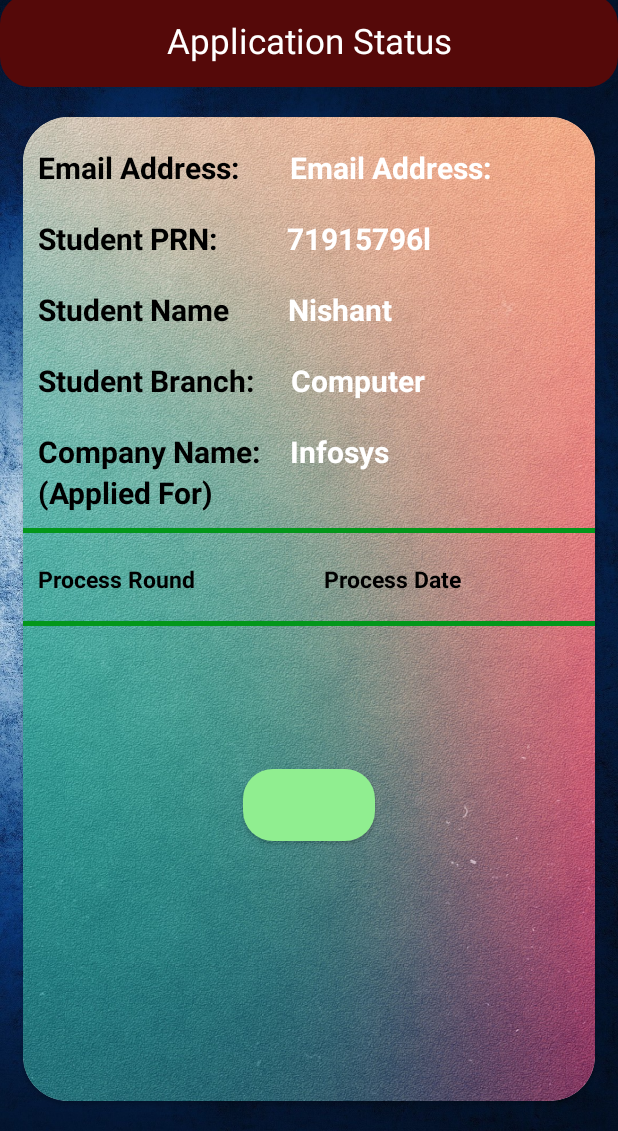
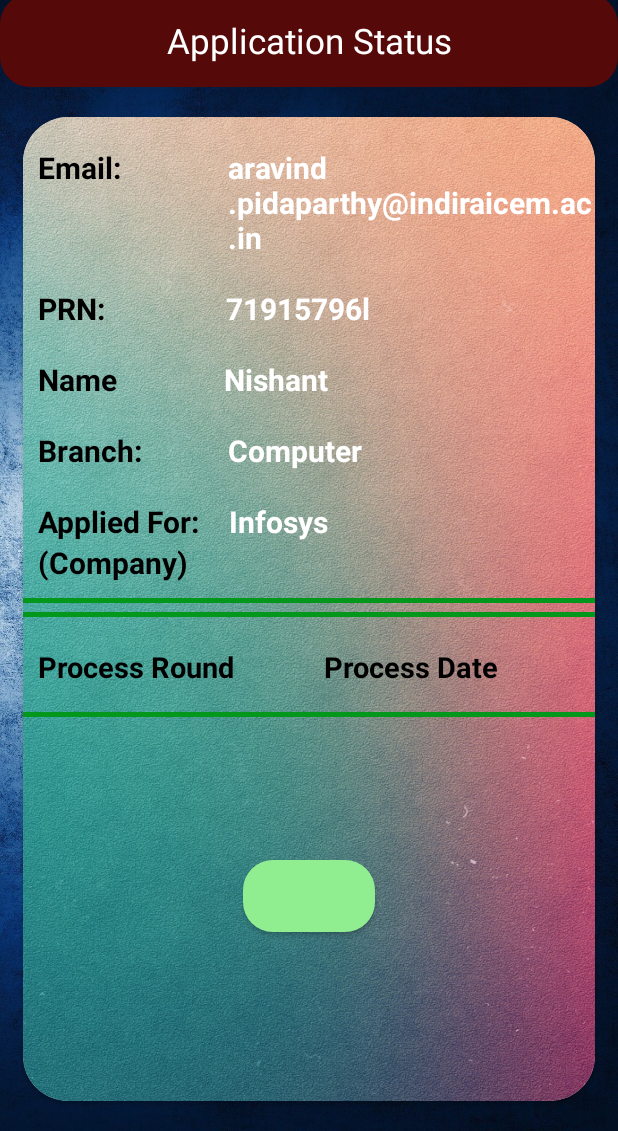
Before and after one commit to nishantduttm/Placement-APP, an Android app: the StudentStatus screen opened directly, with no data from a screen before it, on a phone screen of 412 x 824 dp, the part 105-1236 px from its top. Run offline under Robolectric (Android 15) with nearby library versions, the phone set to English and light mode, and no system bars; Roboto replaces fonts that are not available here; 1 statement that could not run was skipped.

Commit message:
made some changes

```diff
--- a/app/src/main/java/com/example/placementapp/activities/CompanyPopUpActivity.java
+++ b/app/src/main/java/com/example/placementapp/activities/CompanyPopUpActivity.java
@@ -83,7 +83,9 @@
 
         if(userType.equals(Constants.UserTypes.ADMIN))
         {
-            finish();
+            Intent intent = new Intent(view.getContext(), ViewStudentsList.class);
+            intent.putExtra("companyID", notification.getTime());
+            view.getContext().startActivity(intent);
         }
         else
         {
--- a/app/src/main/java/com/example/placementapp/activities/DashboardActivity.java
+++ b/app/src/main/java/com/example/placementapp/activities/DashboardActivity.java
@@ -55,13 +55,14 @@
             switch (navigationViewEnum) {
                 case ADMIN:
                     navigationView.getMenu().removeGroup(R.id.student_group);
+                    startTransactionFragment(new ViewNotificationList());
                     break;
 
                 case STUDENT:
                     navigationView.getMenu().removeGroup(R.id.admin_group);
+                    startTransactionFragment(new PlacementDashboardFragment());
                     break;
             }
-            startTransactionFragment(new PlacementDashboardFragment());
         }
 
         @Override
--- a/app/src/main/java/com/example/placementapp/admin/activities/StudentStatus.java
+++ b/app/src/main/java/com/example/placementapp/admin/activities/StudentStatus.java
@@ -14,6 +14,7 @@
 import com.example.placementapp.Adapters.RecyclerViewAdapterProcessRound;
 import com.example.placementapp.R;
 import com.example.placementapp.activities.CompanyPopUpActivity;
+import com.example.placementapp.admin.fragments.ViewStudentsList;
 import com.example.placementapp.constants.Constants;
 import com.example.placementapp.helper.SharedPrefHelper;
 import com.example.placementapp.pojo.ApplicationForm;
@@ -61,7 +62,7 @@
                 appplicationStatusButton.setOnClickListener(new View.OnClickListener() {
                     @Override
                     public void onClick(View v) {
-                        Intent intent = new Intent(v.getContext(), CompanyPopUpActivity.class);
+                        Intent intent = new Intent(v.getContext(), ViewStudentsList.class);
                         v.getContext().startActivity(intent);
                     }
                 });
--- a/app/src/main/res/layout/activity_student_status.xml
+++ b/app/src/main/res/layout/activity_student_status.xml
@@ -51,7 +51,7 @@
                         android:layout_height="wrap_content"
                         android:layout_marginLeft="10dp"
                         android:layout_marginTop="20dp"
-                        android:text="Email Address: "
+                        android:text="Email:           "
                         android:textColor="#000000"
                         android:textSize="20sp"
                         android:textStyle="bold" />
@@ -60,9 +60,9 @@
                         android:id="@+id/student_email_address"
                         android:layout_width="wrap_content"
                         android:layout_height="wrap_content"
-                        android:layout_marginLeft="29dp"
+                        android:layout_marginLeft="20dp"
                         android:layout_marginTop="20dp"
-                        android:text="Email Address:"
+                        android:text="aravind.pidaparthy@indiraicem.ac.in"
                         android:textColor="#ffffff"
                         android:textSize="20sp"
                         android:textStyle="bold" />
@@ -79,7 +79,7 @@
                         android:layout_height="wrap_content"
                         android:layout_marginLeft="10dp"
                         android:layout_marginTop="20dp"
-                        android:text="Student PRN: "
+                        android:text="PRN:             "
                         android:textColor="#000000"
                         android:textSize="20sp"
                         android:textStyle="bold" />
@@ -88,7 +88,7 @@
                         android:id="@+id/student_prn"
                         android:layout_width="wrap_content"
                         android:layout_height="wrap_content"
-                        android:layout_marginLeft="42dp"
+                        android:layout_marginLeft="20dp"
                         android:layout_marginTop="20dp"
                         android:text="71915796l"
                         android:textColor="#ffffff"
@@ -107,7 +107,7 @@
                         android:layout_height="wrap_content"
                         android:layout_marginLeft="10dp"
                         android:layout_marginTop="20dp"
-                        android:text="Student Name"
+                        android:text="Name           "
                         android:textColor="#000000"
                         android:textSize="20sp"
                         android:textStyle="bold" />
@@ -116,9 +116,9 @@
                         android:id="@+id/student_name"
                         android:layout_width="wrap_content"
                         android:layout_height="wrap_content"
-                        android:layout_marginLeft="39dp"
                         android:layout_marginTop="20dp"
                         android:text="Nishant"
+                        android:layout_marginLeft="20dp"
                         android:textColor="#ffffff"
                         android:textSize="20sp"
                         android:textStyle="bold" />
@@ -135,7 +135,7 @@
                         android:layout_height="wrap_content"
                         android:layout_marginLeft="10dp"
                         android:layout_marginTop="20dp"
-                        android:text="Student Branch: "
+                        android:text="Branch:        "
                         android:textColor="#000000"
                         android:textSize="20sp"
                         android:textStyle="bold" />
@@ -149,7 +149,7 @@
                         android:text="Computer"
                         android:textColor="#ffffff"
                         android:textSize="20sp"
-                        android:textStyle="bold" />
+                        android:textStyle="bold"/>
                 </LinearLayout>
 
                 <LinearLayout
@@ -168,7 +168,7 @@
                             android:layout_height="wrap_content"
                             android:layout_marginLeft="10dp"
                             android:layout_marginTop="20dp"
-                            android:text="Company Name:"
+                            android:text="Applied For:"
                             android:textColor="#000000"
                             android:textSize="20sp"
                             android:textStyle="bold" />
@@ -178,7 +178,7 @@
                             android:layout_width="match_parent"
                             android:layout_height="wrap_content"
                             android:layout_marginLeft="10dp"
-                            android:text="(Applied For)"
+                            android:text="(Company)"
                             android:textColor="#000000"
                             android:textSize="20sp"
                             android:textStyle="bold" />
@@ -210,6 +210,14 @@
                         android:layout_centerHorizontal="true"
                         android:layout_marginTop="10dp"
                         android:background="#03971B" />
+                    <View
+                        android:id="@+id/line3"
+                        android:layout_width="match_parent"
+                        android:layout_height="3dp"
+                        android:layout_below="@id/linearlayout"
+                        android:layout_centerHorizontal="true"
+                        android:layout_marginTop="6dp"
+                        android:background="#03971B" />
 
                     <LinearLayout
                         android:layout_width="match_parent"
@@ -224,7 +232,7 @@
                             android:layout_marginTop="20dp"
                             android:text="Process Round"
                             android:textColor="#000000"
-                            android:textSize="15sp"
+                            android:textSize="19sp"
                             android:textStyle="bold"
                             android:layout_weight="1"/>
 
@@ -237,7 +245,7 @@
                             android:layout_marginTop="20dp"
                             android:text="Process Date"
                             android:textColor="#000000"
-                            android:textSize="15sp"
+                            android:textSize="19sp"
                             android:textStyle="bold" />
                     </LinearLayout>
 
```
Also changed, not shown: app/src/main/java/com/example/placementapp/Adapters/RecyclerViewAdapterProcessRound.java (+4 -4 lines), app/src/main/java/com/example/placementapp/Adapters/RecyclerViewAdapterViewNotifcation.java (+7 -9 lines), app/src/main/res/layout/fragment_placement_dashboard.xml (+18 -17 lines), app/src/main/res/layout/process_round_format.xml (+60 -18 lines), app/src/main/res/menu/navigation_menu.xml (+3 -4 lines).
